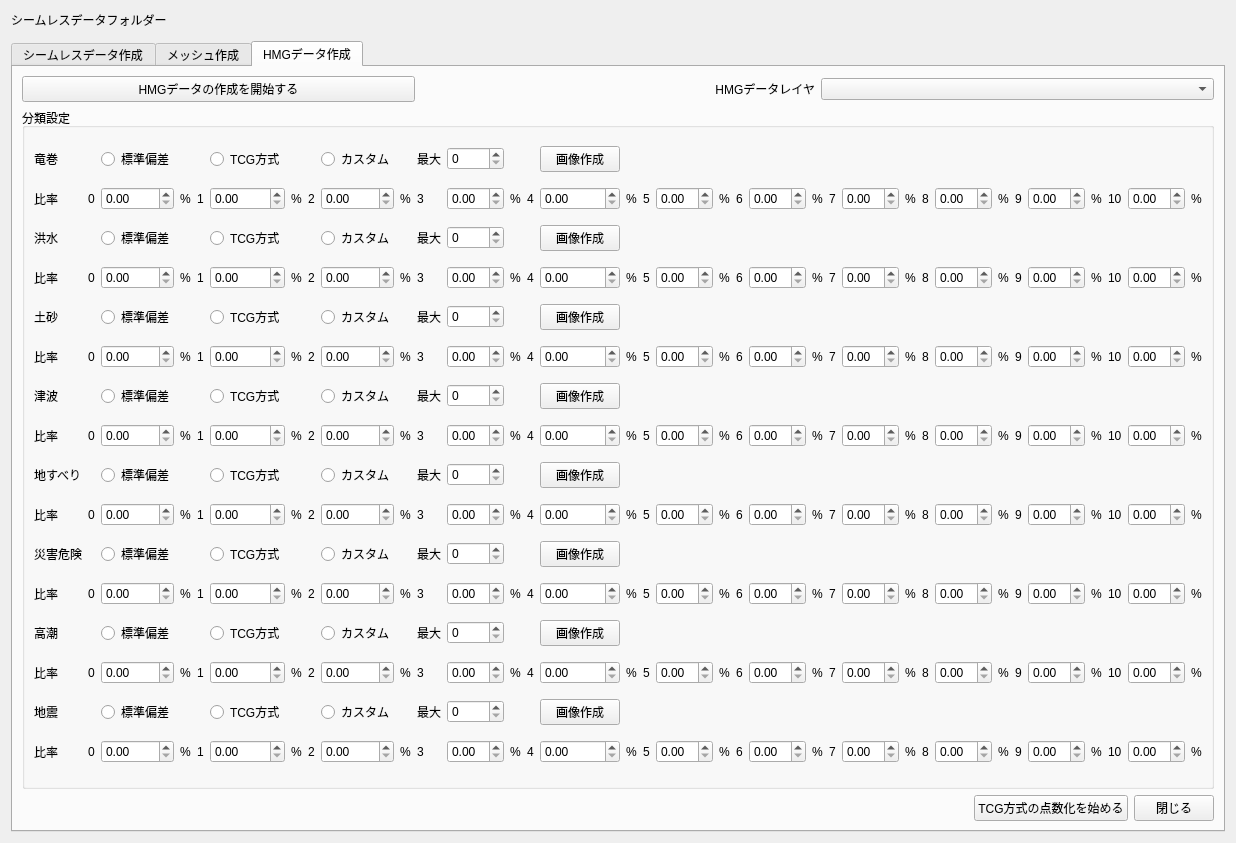
Before: the Qt Designer form ui/main_window.ui in 0712kazu/HazardMapGame_tool, drawn with Qt 5.
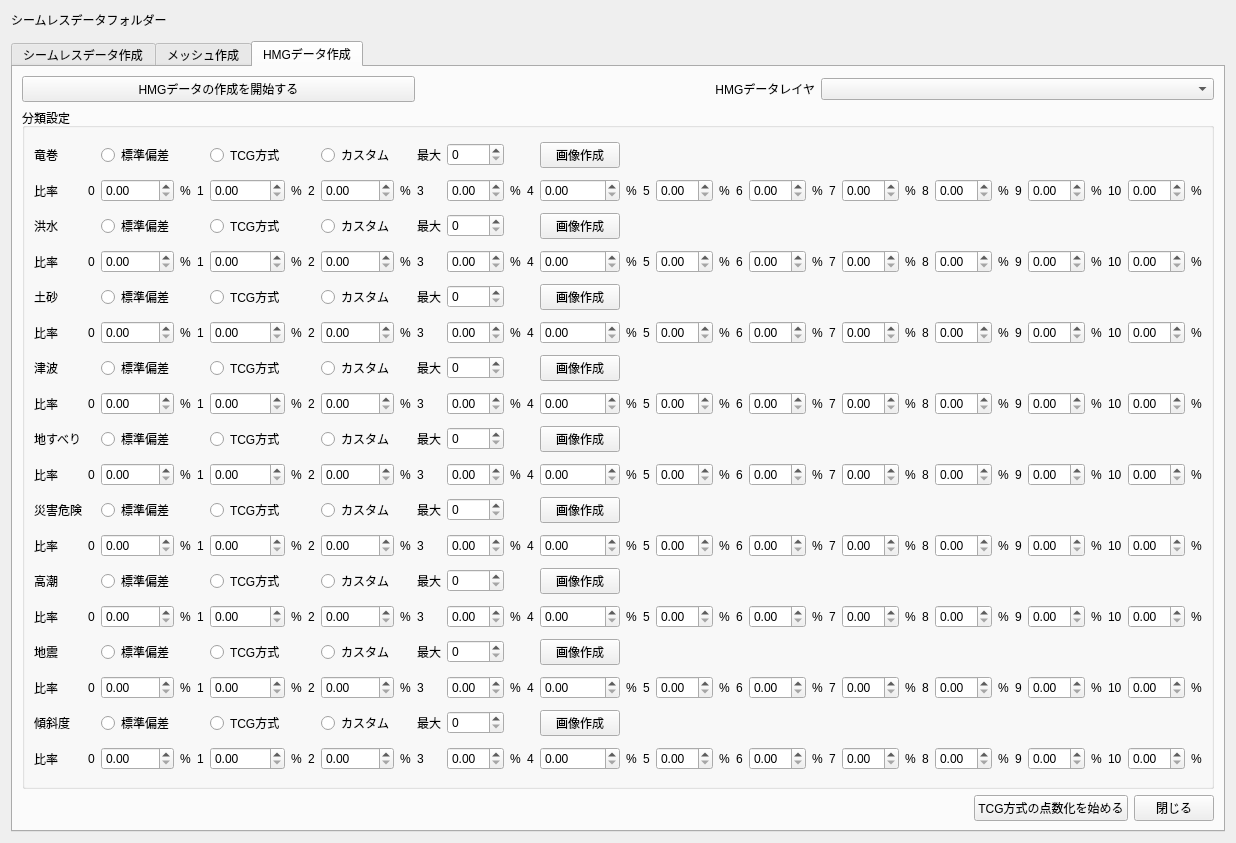
After: the same form once the commit is applied. The open tabs and pages were chosen to show the change. Custom widgets are drawn as their Qt base class.

Commit message: seamless slope

```diff
--- a/ui/main_window.ui
+++ b/ui/main_window.ui
@@ -2843,6 +2843,271 @@
                </property>
               </widget>
             </item>
+          <!-- Classification 9: slope  -->
+            <item row="16" column="0">
+              <widget class="QLabel" name="label_classif_title_slope">
+               <property name="text">
+                <string>傾斜度</string>
+               </property>
+               <property name="maximumSize">
+                <size>
+                    <width>60</width>
+                    <height>100</height>
+                </size>
+                </property>
+              </widget>
+            </item>
+         <!-- classification methods -->
+            <item row="16" column="2">
+              <widget class="QRadioButton" name="radiobutton_stdev_slope">
+              <property name="text">
+                <string>標準偏差</string>
+              </property>
+              <attribute name="buttonGroup">
+                <string notr="true">buttonGroup_slope</string>
+              </attribute>
+              </widget>
+            </item>
+            <item row="16" column="5">
+              <widget class="QRadioButton" name="radiobutton_tcg_slope">
+              <property name="text">
+                <string>TCG方式</string>
+              </property>
+              <attribute name="buttonGroup">
+                <string notr="true">buttonGroup_slope</string>
+              </attribute>
+              </widget>
+            </item>
+            <item row="16" column="8">
+              <widget class="QRadioButton" name="radiobutton_custom_slope">
+              <property name="text">
+                <string>カスタム</string>
+              </property>
+              <attribute name="buttonGroup">
+                <string notr="true">buttonGroup_slope</string>
+              </attribute>
+              </widget>
+            </item>
+            <!-- breaks numbers -->
+            <item row="16" column="10">
+              <widget class="QLabel" name="label_classif_max_slope">
+               <property name="text">
+                <string>最大</string>
+               </property>
+              </widget>
+            </item>
+            <item row="16" column="11">
+              <widget class="QSpinBox" name="classif_nbmax_slope"/>
+             </item>
+             <!-- active button -->
+            <item row="16" column="14">
+             <widget class="QPushButton" name="classif_showgraph_slope">
+              <property name="text">
+               <string>画像作成</string>
+              </property>
+             </widget>
+            </item>
+            <!-- breaks line -->
+            <item row="17" column="0">
+              <widget class="QLabel" name="label_classif_values_slope">
+               <property name="text">
+                <string>比率</string>
+               </property>
+               <property name="maximumSize">
+                <size>
+                    <width>60</width>
+                    <height>100</height>
+                </size>
+                </property>
+              </widget>
+            </item>
+            <item row="17" column="1">
+              <widget class="QLabel" name="label_percent_n0_slope">
+               <property name="text">
+                <string>0</string>
+               </property>
+              </widget>
+            </item>
+            <item row="17" column="2">
+              <widget class="QDoubleSpinBox" name="classif_percent_0_slope"/>
+             </item>
+            <item row="17" column="3">
+              <widget class="QLabel" name="label_percent_0_slope">
+               <property name="text">
+                <string>%</string>
+               </property>
+              </widget>
+            </item>
+            <item row="17" column="4">
+              <widget class="QLabel" name="label_percent_n1_slope">
+               <property name="text">
+                <string>1</string>
+               </property>
+              </widget>
+            </item>
+            <item row="17" column="5">
+              <widget class="QDoubleSpinBox" name="classif_percent_1_slope"/>
+             </item>
+            <item row="17" column="6">
+              <widget class="QLabel" name="label_percent_1_slope">
+               <property name="text">
+                <string>%</string>
+               </property>
+              </widget>
+            </item>
+            <item row="17" column="7">
+              <widget class="QLabel" name="label_percent_n2_slope">
+               <property name="text">
+                <string>2</string>
+               </property>
+              </widget>
+            </item>
+            <item row="17" column="8">
+              <widget class="QDoubleSpinBox" name="classif_percent_2_slope"/>
+             </item>
+            <item row="17" column="9">
+              <widget class="QLabel" name="label_percent_2_slope">
+               <property name="text">
+                <string>%</string>
+               </property>
+              </widget>
+            </item>
+            <item row="17" column="10">
+              <widget class="QLabel" name="label_percent_n3_slope">
+               <property name="text">
+                <string>3</string>
+               </property>
+              </widget>
+            </item>
+            <item row="17" column="11">
+              <widget class="QDoubleSpinBox" name="classif_percent_3_slope"/>
+             </item>
+            <item row="17" column="12">
+              <widget class="QLabel" name="label_percent_3_slope">
+               <property name="text">
+                <string>%</string>
+               </property>
+              </widget>
+            </item>
+            <item row="17" column="13">
+              <widget class="QLabel" name="label_percent_n4_slope">
+               <property name="text">
+                <string>4</string>
+               </property>
+              </widget>
+            </item>
+            <item row="17" column="14">
+              <widget class="QDoubleSpinBox" name="classif_percent_4_slope"/>
+             </item>
+            <item row="17" column="15">
+              <widget class="QLabel" name="label_percent_4_slope">
+               <property name="text">
+                <string>%</string>
+               </property>
+              </widget>
+            </item>
+            <item row="17" column="16">
+              <widget class="QLabel" name="label_percent_n5_slope">
+               <property name="text">
+                <string>5</string>
+               </property>
+              </widget>
+            </item>
+            <item row="17" column="17">
+              <widget class="QDoubleSpinBox" name="classif_percent_5_slope"/>
+             </item>
+            <item row="17" column="18">
+              <widget class="QLabel" name="label_percent_5_slope">
+               <property name="text">
+                <string>%</string>
+               </property>
+              </widget>
+            </item>
+            <item row="17" column="19">
+              <widget class="QLabel" name="label_percent_n6_slope">
+               <property name="text">
+                <string>6</string>
+               </property>
+              </widget>
+            </item>
+            <item row="17" column="20">
+              <widget class="QDoubleSpinBox" name="classif_percent_6_slope"/>
+             </item>
+            <item row="17" column="21">
+              <widget class="QLabel" name="label_percent_6_slope">
+               <property name="text">
+                <string>%</string>
+               </property>
+              </widget>
+            </item>
+            <item row="17" column="22">
+              <widget class="QLabel" name="label_percent_n7_slope">
+               <property name="text">
+                <string>7</string>
+               </property>
+              </widget>
+            </item>
+            <item row="17" column="23">
+              <widget class="QDoubleSpinBox" name="classif_percent_7_slope"/>
+             </item>
+            <item row="17" column="24">
+              <widget class="QLabel" name="label_percent_7_slope">
+               <property name="text">
+                <string>%</string>
+               </property>
+              </widget>
+            </item>
+            <item row="17" column="25">
+              <widget class="QLabel" name="label_percent_n8_slope">
+               <property name="text">
+                <string>8</string>
+               </property>
+              </widget>
+            </item>
+            <item row="17" column="26">
+              <widget class="QDoubleSpinBox" name="classif_percent_8_slope"/>
+             </item>
+            <item row="17" column="27">
+              <widget class="QLabel" name="label_percent_8_slope">
+               <property name="text">
+                <string>%</string>
+               </property>
+              </widget>
+            </item>
+            <item row="17" column="28">
+              <widget class="QLabel" name="label_percent_n9_slope">
+               <property name="text">
+                <string>9</string>
+               </property>
+              </widget>
+            </item>
+            <item row="17" column="29">
+              <widget class="QDoubleSpinBox" name="classif_percent_9_slope"/>
+             </item>
+            <item row="17" column="30">
+              <widget class="QLabel" name="label_percent_9_slope">
+               <property name="text">
+                <string>%</string>
+               </property>
+              </widget>
+            </item>
+            <item row="17" column="31">
+              <widget class="QLabel" name="label_percent_n10_slope">
+               <property name="text">
+                <string>10</string>
+               </property>
+              </widget>
+            </item>
+            <item row="17" column="32">
+              <widget class="QDoubleSpinBox" name="classif_percent_10_slope"/>
+             </item>
+            <item row="17" column="33">
+              <widget class="QLabel" name="label_percent_10_slope">
+               <property name="text">
+                <string>%</string>
+               </property>
+              </widget>
+            </item>
           </layout>
 
         </widget>
```
Left out of the diff: 2 changed lines with no effect on the pictures. The commit also changes 2 other files.
